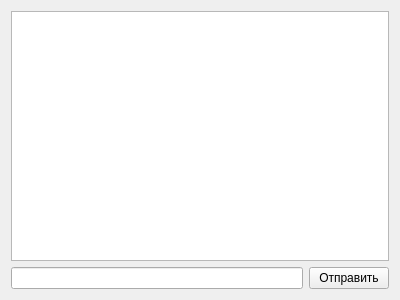
Qt form client/privatechatwindow.ui (Olovat/ChatApp) before a commit.
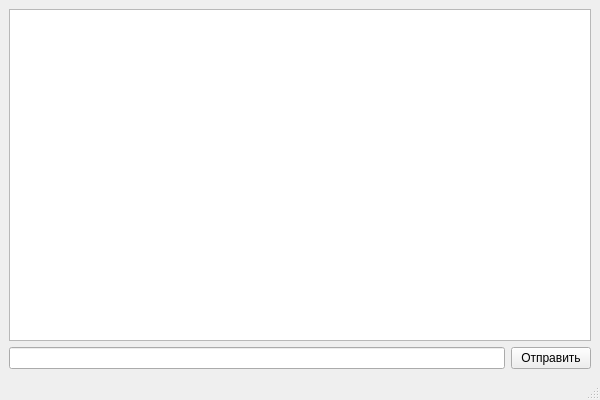
The same form after that commit.

The edit to the form file:
```diff
--- a/client/privatechatwindow.ui
+++ b/client/privatechatwindow.ui
@@ -1,21 +1,26 @@
 <?xml version="1.0" encoding="UTF-8"?>
 <ui version="4.0">
  <class>PrivateChatWindow</class>
- <widget class="QWidget" name="PrivateChatWindow">
+ <widget class="QMainWindow" name="PrivateChatWindow">
   <property name="geometry">
    <rect>
     <x>0</x>
     <y>0</y>
-    <width>400</width>
-    <height>300</height>
+    <width>600</width>
+    <height>400</height>
    </rect>
   </property>
   <property name="windowTitle">
    <string>Приватный чат</string>
   </property>
+  <widget class="QWidget" name="centralwidget">
   <layout class="QVBoxLayout" name="verticalLayout">
    <item>
-    <widget class="QTextBrowser" name="chatBrowser"/>
+     <widget class="QTextEdit" name="chatTextEdit">
+      <property name="readOnly">
+       <bool>true</bool>
+      </property>
+     </widget>
    </item>
    <item>
     <layout class="QHBoxLayout" name="horizontalLayout">
@@ -32,6 +37,18 @@
     </layout>
    </item>
   </layout>
+  </widget>
+  <widget class="QMenuBar" name="menubar">
+   <property name="geometry">
+    <rect>
+     <x>0</x>
+     <y>0</y>
+     <width>600</width>
+     <height>21</height>
+    </rect>
+   </property>
+  </widget>
+  <widget class="QStatusBar" name="statusbar"/>
  </widget>
  <resources/>
  <connections/>
```
Lines whose indentation alone changed are shown as unchanged.
